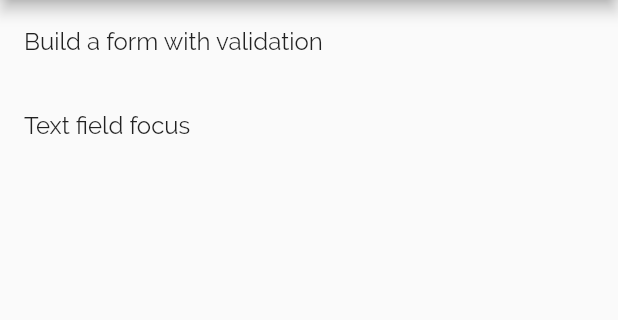
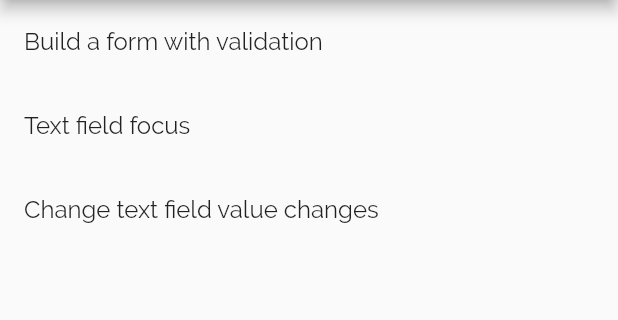
Before and after one commit to MudOnTire/flutter_demos, a Flutter app: the FormDemos screen opened by its route, on a phone screen of 412 x 824 dp, the part 84-404 px from its top. Run offline on Flutter 3.47's test engine with Material 2 defaults, Android fonts, the phone set to English and light mode, and no system bars.

Commit message:
add handle input change demo

```diff
--- a/lib/main.dart
+++ b/lib/main.dart
@@ -12,6 +12,7 @@ import 'package:flutter_layout_demo/pages/design/tabs-app/TabsApp.dart';
 import 'package:flutter_layout_demo/pages/form/Demos.dart';
 import 'package:flutter_layout_demo/pages/form/FocusInput.dart';
 import 'package:flutter_layout_demo/pages/form/FormValidation.dart';
+import 'package:flutter_layout_demo/pages/form/HandleInputChange.dart';
 import 'package:flutter_layout_demo/pages/home.dart';
 import 'package:flutter_layout_demo/pages/layout/layout.dart';
 import 'package:flutter_layout_demo/pages/navigation/data-to-new-screen/screen_one.dart';
@@ -44,6 +45,7 @@ class MyApp extends StatelessWidget {
           '/form': (context) => FormDemos(),
           '/form/validation': (context) => FormValidationApp(),
           '/form/focus-input': (context) => FocusInputApp(),
+          '/form/handle-input-change': (context) => HandleInputChangeApp(),
           // animation
           '/animation': (context) => AnimationDemos(),
           '/animation/page-transition': (context) => RTScreenOne(),
--- a/lib/pages/form/Demos.dart
+++ b/lib/pages/form/Demos.dart
@@ -19,6 +19,12 @@ class FormDemos extends StatelessWidget {
               Navigator.pushNamed(context, '/form/focus-input');
             },
           ),
+          ListTile(
+            title: Text('Change text field value changes'),
+            onTap: () {
+              Navigator.pushNamed(context, '/form/handle-input-change');
+            },
+          )
         ],
       ),
     );
--- a/lib/pages/form/FocusInput.dart
+++ b/lib/pages/form/FocusInput.dart
@@ -33,7 +33,11 @@ class _FocusInputAppState extends State<FocusInputApp> {
         child: Column(
           children: <Widget>[
             TextField(autofocus: true),
-            TextField(focusNode: myFocusNode)
+            TextField(
+              focusNode: myFocusNode,
+              onChanged: (text){
+                print(text);
+              })
           ],
         ),
       ),
```
Also changed, not shown: lib/pages/form/HandleInputChange.dart (added, +52 -0 lines).
